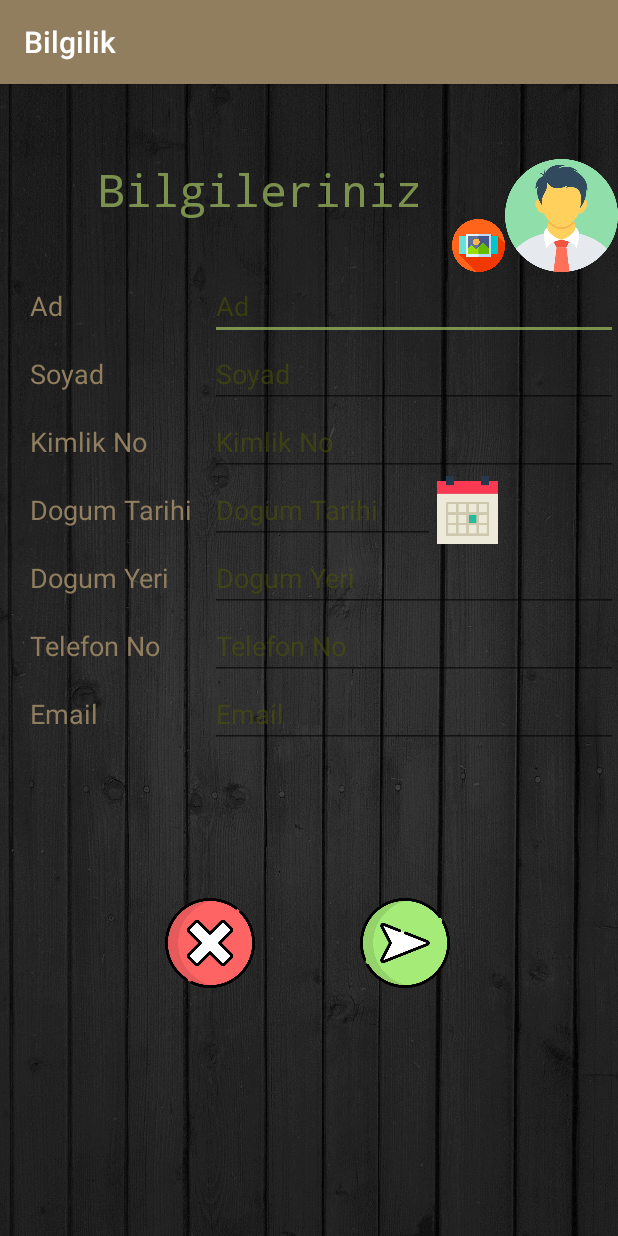
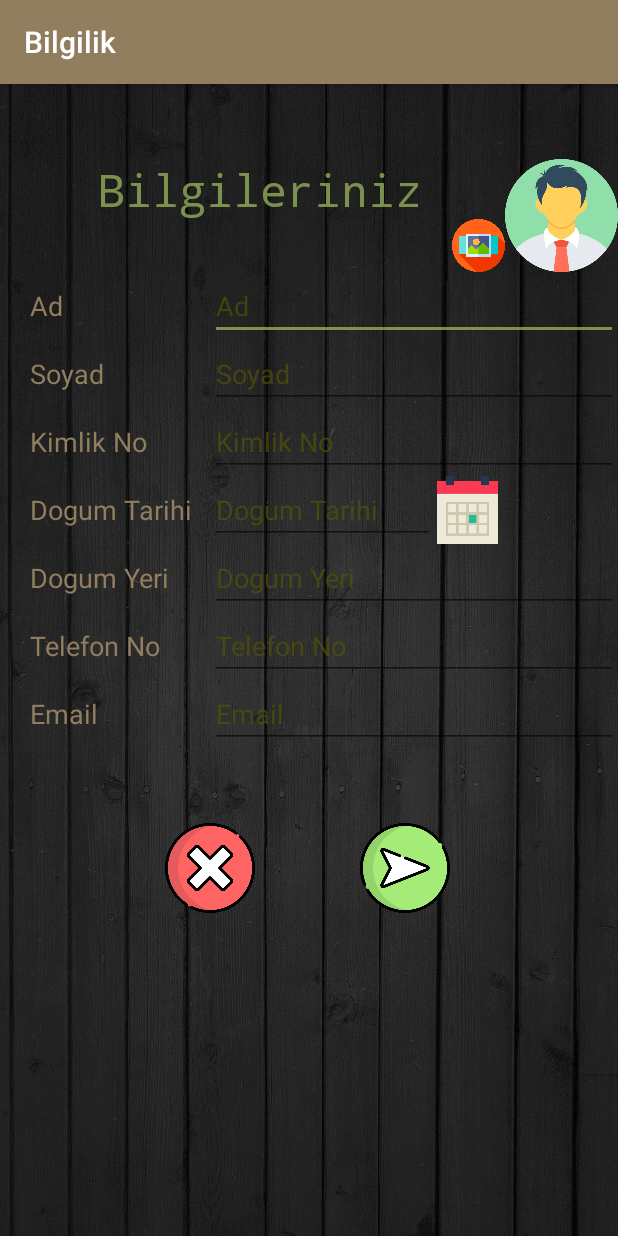
Before and after one commit to doguskukul/15011055_BilgilikMobilUygulama, an Android app: the FormActivity screen opened directly, with no data from a screen before it, on a phone screen of 412 x 824 dp. Run offline under Robolectric (Android 15) with nearby library versions, the light colour scheme and no system bars.

Commit message:
yavasladı,3.aktiviteden 2 ye dönünce tekrar 3 e dönülmüyo

```diff
--- a/app/src/main/AndroidManifest.xml
+++ b/app/src/main/AndroidManifest.xml
@@ -11,8 +11,9 @@
         android:supportsRtl="true"
         android:theme="@style/AppTheme">
         <activity android:name=".DersInfo"></activity>
+        <activity android:name=".NoteActivity" />
+        <activity android:name=".InformationActivity" />
         <activity android:name=".FormActivity" />
-        <activity android:name=".NoteActivity" />
         <activity android:name=".LoginActivity">
             <intent-filter>
                 <action android:name="android.intent.action.MAIN" />
@@ -20,7 +21,6 @@
                 <category android:name="android.intent.category.LAUNCHER" />
             </intent-filter>
         </activity>
-        <activity android:name=".InformationActivity" />
     </application>
 
 </manifest>
--- a/app/src/main/res/layout/activity_form.xml
+++ b/app/src/main/res/layout/activity_form.xml
@@ -265,9 +265,9 @@
             android:id="@+id/buttonSave"
             android:layout_width="60dp"
             android:layout_height="60dp"
-            android:layout_marginTop="100dp"
+            android:layout_marginTop="50dp"
             android:layout_marginEnd="112dp"
-            android:layout_marginRight="112dp"
+            android:layout_marginRight="110dp"
             android:layout_weight="0"
             android:background="@drawable/arrow"
             app:layout_constraintEnd_toEndOf="parent"
@@ -279,7 +279,7 @@
             android:layout_height="60dp"
             android:layout_marginStart="110dp"
             android:layout_marginLeft="110dp"
-            android:layout_marginTop="100dp"
+            android:layout_marginTop="50dp"
             android:layout_weight="0"
             android:background="@drawable/cancel"
             app:layout_constraintStart_toStartOf="parent"
--- a/app/src/main/res/values/colors.xml
+++ b/app/src/main/res/values/colors.xml
@@ -1,6 +1,6 @@
 <?xml version="1.0" encoding="utf-8"?>
 <resources>
     <color name="colorPrimary">#917E5F</color>
-    <color name="colorPrimaryDark">#84525604</color>
+    <color name="colorPrimaryDark">#AA525604</color>
     <color name="colorAccent">#B3A5C262</color>
 </resources>
```
